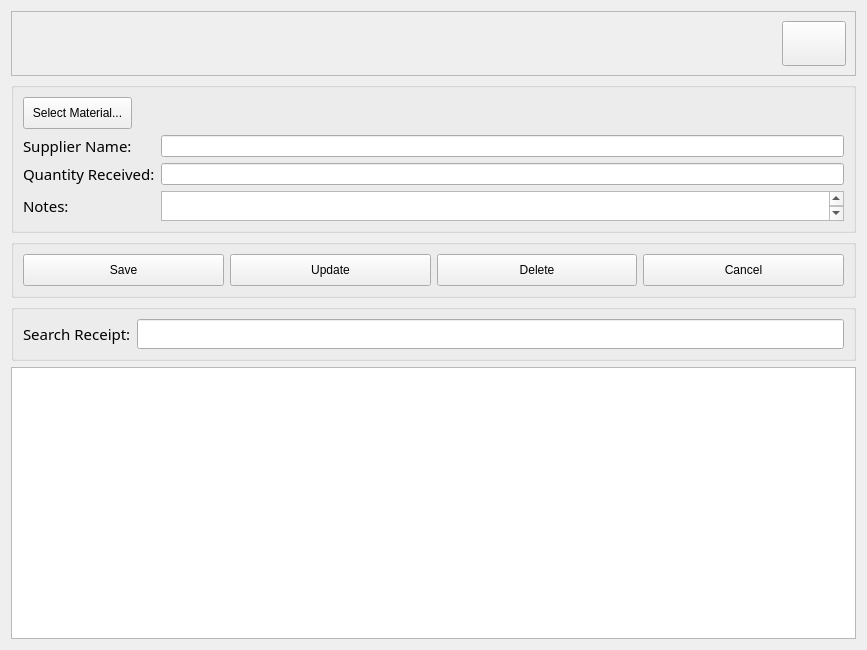
This is ui/receipt_view.ui in joeescarcega8879/PyQt6-Warehouse-System as Qt 5 draws it before an edit. The edited form follows.
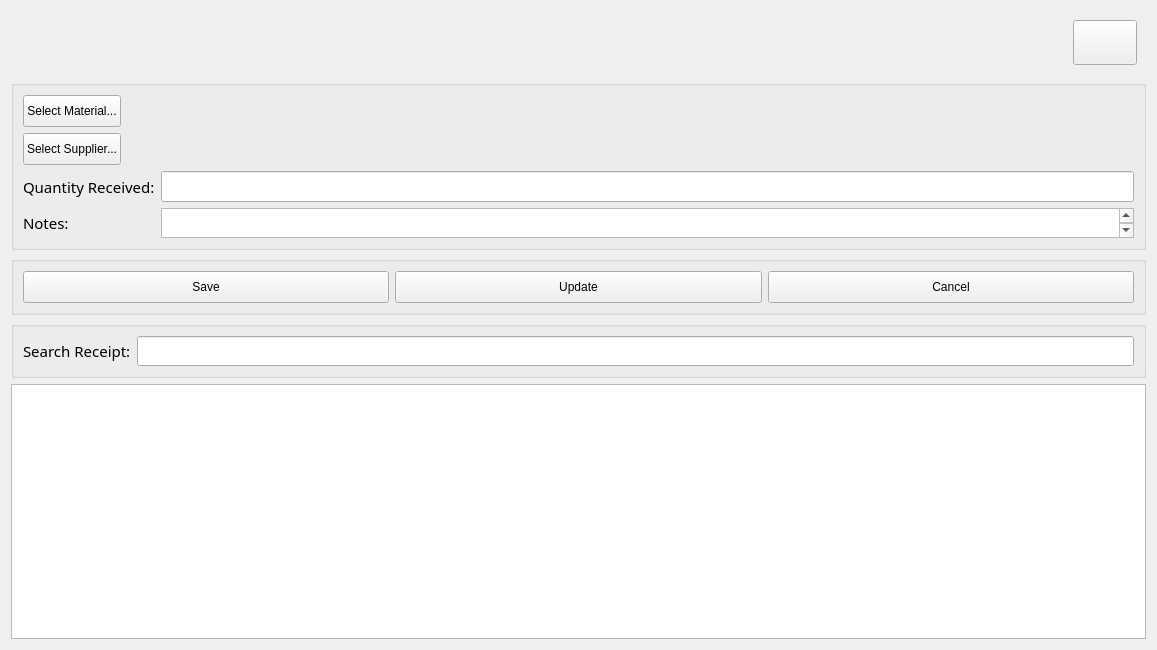
This is the edited form. Icons and pictures are not drawn.

Commit message: feat: Enhance generic form handling and UI components; add supplier selection and improve receipt management

The edit to the form file:
```diff
--- a/ui/receipt_view.ui
+++ b/ui/receipt_view.ui
@@ -6,7 +6,7 @@
    <rect>
     <x>0</x>
     <y>0</y>
-    <width>867</width>
+    <width>1157</width>
     <height>650</height>
    </rect>
   </property>
@@ -117,25 +117,6 @@
         </property>
        </widget>
       </item>
-      <item row="0" column="2">
-       <widget class="QPushButton" name="btn_delete">
-        <property name="sizePolicy">
-         <sizepolicy hsizetype="Minimum" vsizetype="Expanding">
-          <horstretch>0</horstretch>
-          <verstretch>0</verstretch>
-         </sizepolicy>
-        </property>
-        <property name="minimumSize">
-         <size>
-          <width>0</width>
-          <height>32</height>
-         </size>
-        </property>
-        <property name="text">
-         <string>Delete</string>
-        </property>
-       </widget>
-      </item>
       <item row="0" column="0">
        <widget class="QPushButton" name="btn_save">
         <property name="sizePolicy">
@@ -155,7 +136,7 @@
         </property>
        </widget>
       </item>
-      <item row="0" column="3">
+      <item row="0" column="2">
        <widget class="QPushButton" name="btn_cancel">
         <property name="sizePolicy">
          <sizepolicy hsizetype="Minimum" vsizetype="Expanding">
@@ -202,22 +183,6 @@
         </property>
        </widget>
       </item>
-      <item row="1" column="0">
-       <widget class="QLabel" name="label_3">
-        <property name="font">
-         <font>
-          <family>Century Gothic</family>
-          <pointsize>11</pointsize>
-         </font>
-        </property>
-        <property name="text">
-         <string>Supplier Name:</string>
-        </property>
-       </widget>
-      </item>
-      <item row="1" column="2">
-       <widget class="QLineEdit" name="input_supplier_name"/>
-      </item>
       <item row="0" column="0">
        <widget class="QPushButton" name="btn_select_material">
         <property name="minimumSize">
@@ -264,13 +229,17 @@
         <property name="text">
          <string/>
         </property>
-        <property name="alignment">
-         <set>Qt::AlignmentFlag::AlignCenter</set>
-        </property>
        </widget>
       </item>
       <item row="2" column="2">
-       <widget class="QLineEdit" name="input_quantity"/>
+       <widget class="QLineEdit" name="input_quantity">
+        <property name="font">
+         <font>
+          <family>Century Gothic</family>
+          <pointsize>12</pointsize>
+         </font>
+        </property>
+       </widget>
       </item>
       <item row="3" column="0">
        <widget class="QLabel" name="label_11">
@@ -285,6 +254,32 @@
         </property>
        </widget>
       </item>
+      <item row="1" column="0">
+       <widget class="QPushButton" name="btn_select_supplier">
+        <property name="minimumSize">
+         <size>
+          <width>0</width>
+          <height>32</height>
+         </size>
+        </property>
+        <property name="text">
+         <string>Select Supplier...</string>
+        </property>
+       </widget>
+      </item>
+      <item row="1" column="1" colspan="2">
+       <widget class="QLabel" name="label_supplier">
+        <property name="font">
+         <font>
+          <family>Century Gothic</family>
+          <pointsize>11</pointsize>
+         </font>
+        </property>
+        <property name="text">
+         <string/>
+        </property>
+       </widget>
+      </item>
      </layout>
     </widget>
    </item>
@@ -297,10 +292,7 @@
       </size>
      </property>
      <property name="frameShape">
-      <enum>QFrame::Shape::StyledPanel</enum>
-     </property>
-     <property name="frameShadow">
-      <enum>QFrame::Shadow::Raised</enum>
+      <enum>QFrame::NoFrame</enum>
      </property>
      <layout class="QGridLayout" name="gridLayout_5">
       <property name="bottomMargin">
@@ -320,9 +312,6 @@
         <property name="text">
          <string/>
         </property>
-        <property name="alignment">
-         <set>Qt::AlignmentFlag::AlignLeading|Qt::AlignmentFlag::AlignLeft|Qt::AlignmentFlag::AlignVCenter</set>
-        </property>
        </widget>
       </item>
       <item row="0" column="1">
```
The commit also changes 7 other files.
